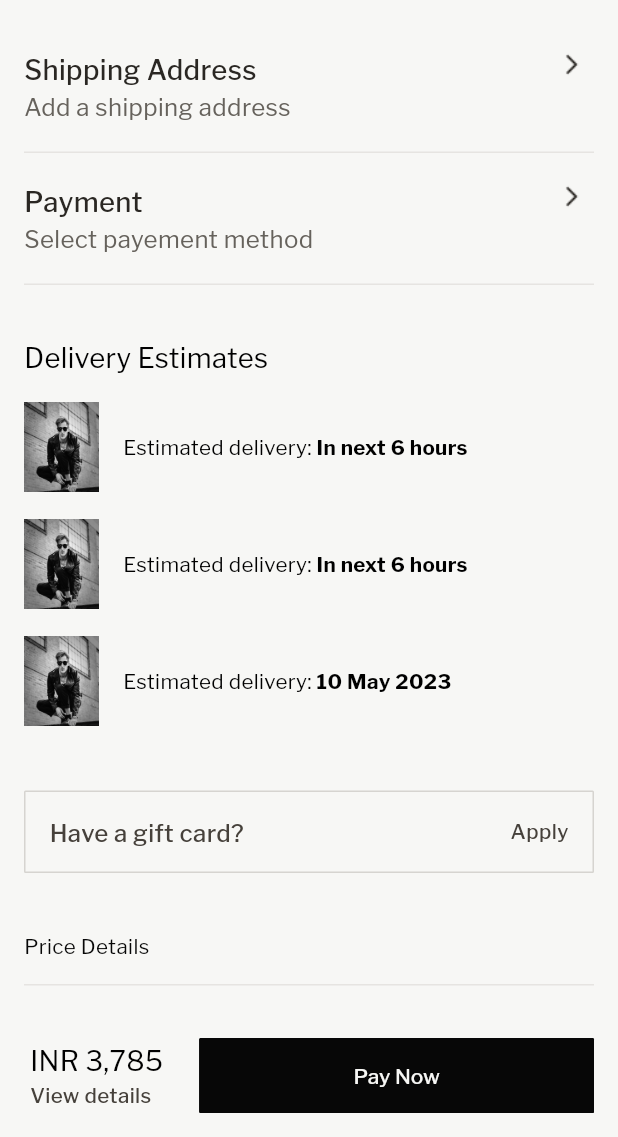
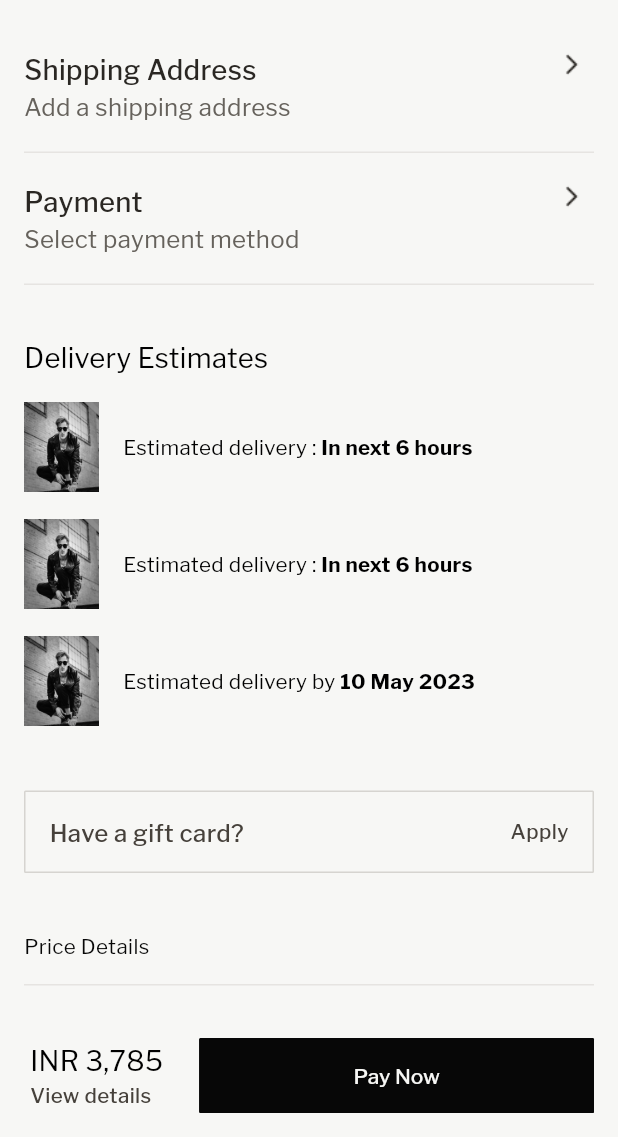
Before and after one commit to LaFetch2026/Lf_Application_Production, a Flutter app: the CheckoutScreen screen opened directly, on a phone screen of 412 x 824 dp, the part 99-1236 px from its top. Run offline on Flutter 3.47's test engine with Material 3 defaults, Android fonts, the phone set to English and light mode, and no system bars; our stand-ins replace cached_network_image, dropdown_button2, flutter_cache_manager, flutter_otp_text_field, flutter_rating_bar, flutter_screenutil and 5 more; accounts and stored records are empty; network calls fail.

Commit message:
fixed jira issue

```diff
--- a/lib/screens/Brands/allbrandscreen.dart
+++ b/lib/screens/Brands/allbrandscreen.dart
@@ -352,7 +352,7 @@ class AllBrandScreenState extends State<AllBrandScreen> {
                           ],
                         ) */
                       HorizontalBrandList(
-                          text: "New Arrivals",
+                          text: "Best Sellers",
                           productController: productController))
                 ],
               ),
--- a/lib/screens/checkoutscreen.dart
+++ b/lib/screens/checkoutscreen.dart
@@ -21,6 +21,11 @@ class CheckoutScreenState extends State<CheckoutScreen> {
     " In next 6 hours",
     " In next 6 hours",
     " 10 May 2023",
+  ];
+  List<String> itemText = [
+    "Estimated delivery :",
+    "Estimated delivery :",
+    "Estimated delivery by",
   ];
   @override
   Widget build(BuildContext context) {
@@ -122,7 +127,7 @@ class CheckoutScreenState extends State<CheckoutScreen> {
                                 padding:
                                     const EdgeInsets.only(left: 16, top: 2),
                                 child: AppText(
-                                  text: "Select payement method",
+                                  text: "Select payment method",
                                   fontFamily: "Franklin Gothic Regular",
                                   fontWeight: FontWeight.w400,
                                   color: greyTextColor,
@@ -186,7 +191,7 @@ class CheckoutScreenState extends State<CheckoutScreen> {
                                   Padding(
                                     padding: const EdgeInsets.only(left: 16),
                                     child: AppText(
-                                      text: "Estimated delivery:",
+                                      text: itemText[index],
                                       fontFamily: "Franklin Gothic Regular",
                                       fontWeight: FontWeight.w400,
                                       color: blackColor,
--- a/lib/screens/wishlist/createboardscreen.dart
+++ b/lib/screens/wishlist/createboardscreen.dart
@@ -438,7 +438,7 @@ class CreateBoardScreenState extends State<CreateBoardScreen> {
                     child: getSingleButton(
                         label: widget.btnText == "Add"
                             ? "Add ${wishlistController.addItem.value} items"
-                            : "",
+                            : widget.btnText,
                         textColor: whiteBorderColor,
                         controller: wishlistController,
                         backgroundColor: colorPrimary,
--- a/lib/screens/wishlistscreen.dart
+++ b/lib/screens/wishlistscreen.dart
@@ -136,7 +136,7 @@ class WishlistScreenState extends State<WishlistScreen> {
                                                     hintName:
                                                         "Name of the Board",
                                                     boardName: "",
-                                                    btnText: "",
+                                                    btnText: "Next",
                                                   )))
                                           .then((value) => setState(
                                                 () {
```
